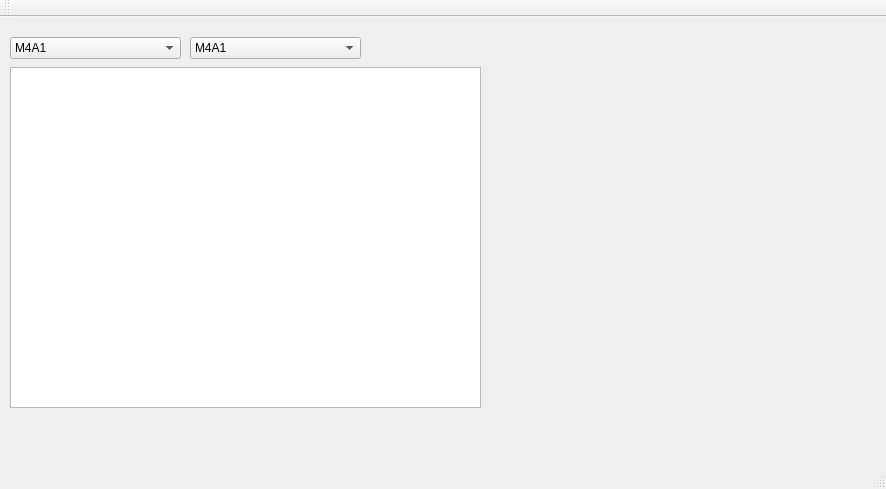
This is QtEftHelper.ui in reddote/Qt_EFT_helper as Qt 5 draws it before an edit. The edited form follows.
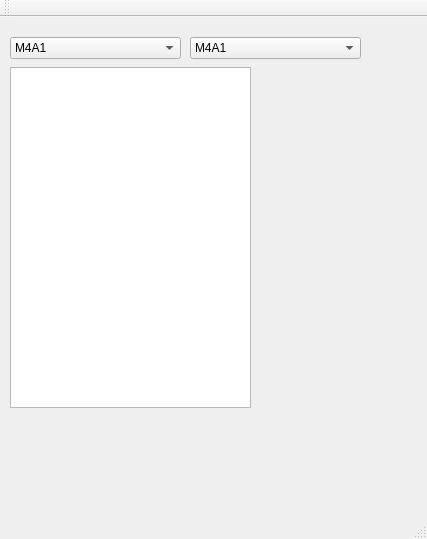
This is the edited form.

What changed in the file:
```diff
--- a/QtEftHelper.ui
+++ b/QtEftHelper.ui
@@ -6,8 +6,8 @@
    <rect>
     <x>0</x>
     <y>0</y>
-    <width>886</width>
-    <height>489</height>
+    <width>427</width>
+    <height>539</height>
    </rect>
   </property>
   <property name="windowTitle">
@@ -39,7 +39,7 @@
      <rect>
       <x>10</x>
       <y>50</y>
-      <width>471</width>
+      <width>241</width>
       <height>341</height>
      </rect>
     </property>
```
Left out of the diff: 2 changed lines with no effect on the pictures.
